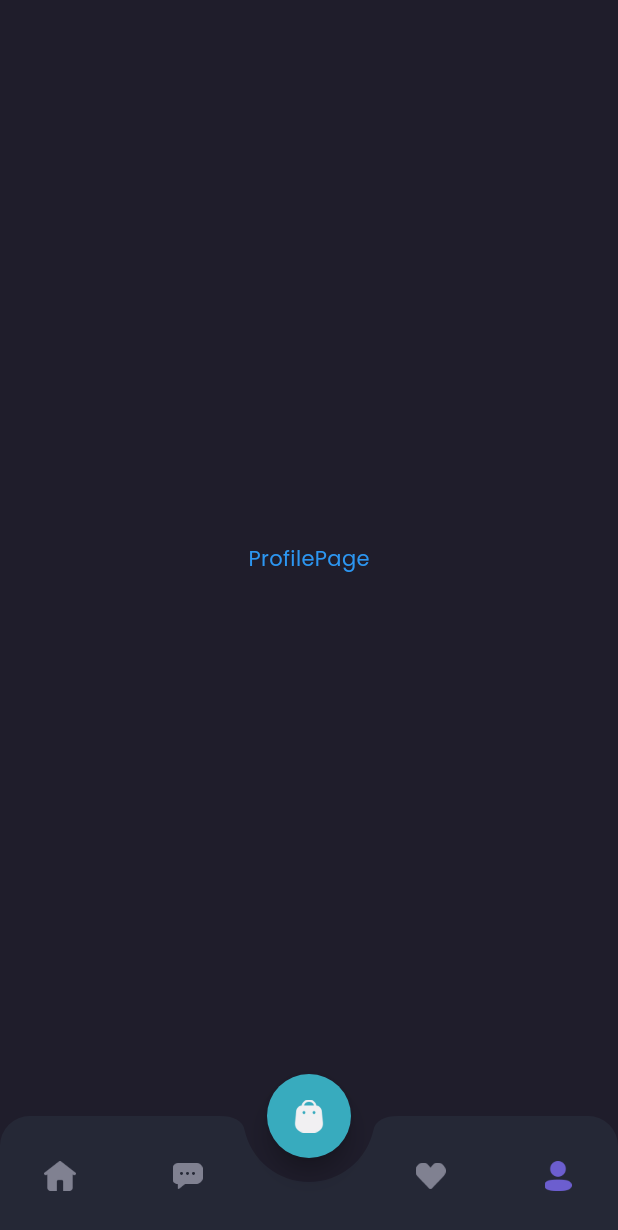
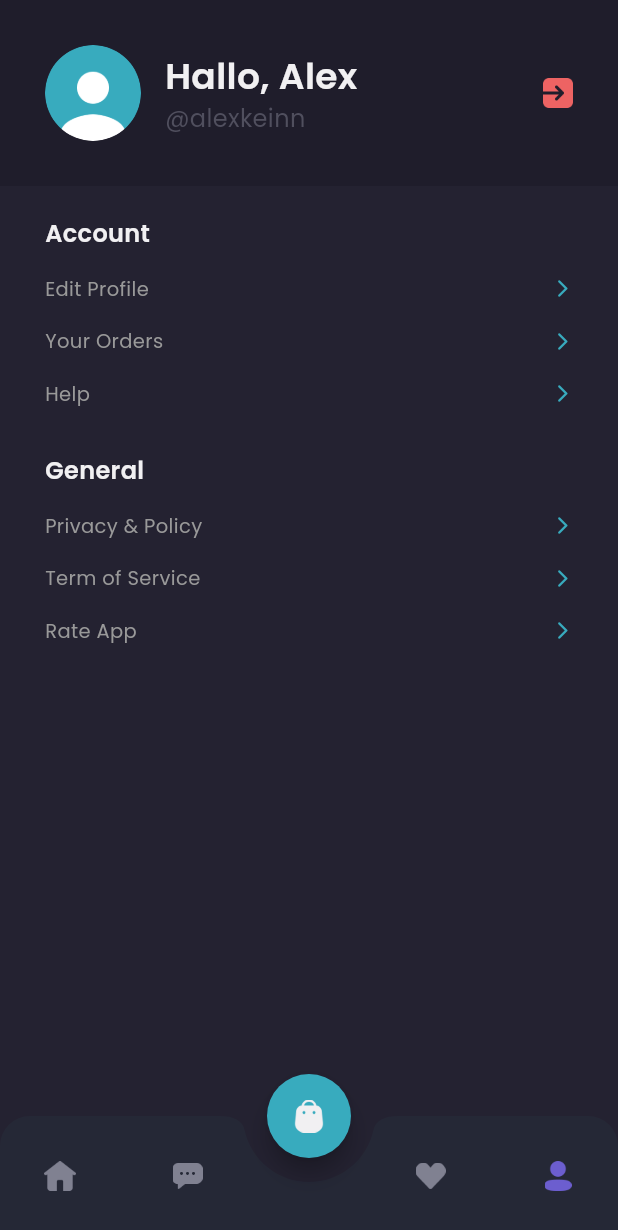
Before and after one commit to taunur/shamo-app, a Flutter app: the MainPage screen opened by its route, item 4 of the bottom bar chosen, on a phone screen of 412 x 824 dp. Shown: the top 1230 px of the screen. Run offline on Flutter 3.47's test engine with Material 3 defaults, Android fonts, the phone set to English and light mode, and no system bars; our stand-ins replace google_fonts.

Commit message:
Slicing halaman profile

```diff
--- a/lib/main.dart
+++ b/lib/main.dart
@@ -1,5 +1,6 @@
 import 'package:flutter/material.dart';
 import 'package:shamo_app/pages/detail_chat_page.dart';
+import 'package:shamo_app/pages/edit_profile_page.dart';
 import 'package:shamo_app/pages/home/main_page.dart';
 import 'package:shamo_app/pages/sign_in_page.dart';
 import 'package:shamo_app/pages/sign_up_page.dart';
@@ -21,7 +22,8 @@ class MyApp extends StatelessWidget {
         '/sign-in': (context) => const SignInPage(),
         '/sign-up': (context) => const SignUpPage(),
         '/home': (context) => const MainPage(),
-        '/chat': (context) => const DetailChatPage(),
+        '/detail-chat': (context) => const DetailChatPage(),
+        '/edit-profile': (context) => const EditProfilePage(),
       },
     );
   }
--- a/lib/pages/home/main_page.dart
+++ b/lib/pages/home/main_page.dart
@@ -121,7 +121,7 @@ class _MainPageState extends State<MainPage> {
     }
 
     return Scaffold(
-      backgroundColor: bgColor1,
+      backgroundColor: _currentIndex == 0 ? bgColor1 : bgColor3,
       floatingActionButton: cartButton(),
       floatingActionButtonLocation: FloatingActionButtonLocation.centerDocked,
       bottomNavigationBar: customBottomNav(),
--- a/lib/pages/home/profile_page.dart
+++ b/lib/pages/home/profile_page.dart
@@ -6,11 +6,151 @@ class ProfilePage extends StatelessWidget {
 
   @override
   Widget build(BuildContext context) {
-    return Center(
-      child: Text(
-        'ProfilePage',
-        style: priceTextStyle,
-      ),
+    // Header
+    Widget header() {
+      return AppBar(
+        backgroundColor: bgColor1,
+        automaticallyImplyLeading: false,
+        elevation: 0,
+        flexibleSpace: SafeArea(
+          child: Container(
+            padding: EdgeInsets.all(
+              defaultMargin,
+            ),
+            child: Row(
+              mainAxisAlignment: MainAxisAlignment.spaceBetween,
+              children: [
+                ClipOval(
+                  child: Image.asset(
+                    'assets/images/img_profile.png',
+                    width: 64,
+                  ),
+                ),
+                const SizedBox(
+                  width: 16,
+                ),
+                Expanded(
+                  child: Column(
+                    crossAxisAlignment: CrossAxisAlignment.start,
+                    children: [
+                      Text(
+                        'Hallo, Alex',
+                        style: primaryTextStyle.copyWith(
+                          fontSize: 24,
+                          fontWeight: semiBold,
+                        ),
+                      ),
+                      Text(
+                        "@alexkeinn",
+                        style: subtitleTextStlye.copyWith(
+                          fontSize: 16,
+                        ),
+                      ),
+                    ],
+                  ),
+                ),
+                GestureDetector(
+                  onTap: () {
+                    Navigator.pushNamedAndRemoveUntil(
+                      context,
+                      '/sign-in',
+                      (route) => false,
+                    );
+                  },
+                  child: Image.asset(
+                    'assets/images/btn_exit.png',
+                    height: 20,
+                  ),
+                )
+              ],
+            ),
+          ),
+        ),
+      );
+    }
+
+    // menu item
+    Widget menuItem(String text) {
+      return Container(
+        margin: const EdgeInsets.only(
+          top: 16,
+        ),
+        child: Row(
+          children: [
+            Expanded(
+              child: Text(
+                text,
+                style: secondaryTextStyle.copyWith(
+                  fontSize: 13,
+                ),
+              ),
+            ),
+            Icon(
+              Icons.arrow_forward_ios_rounded,
+              size: 14,
+              color: secondaryColor,
+            )
+          ],
+        ),
+      );
+    }
+
+    // content
+    Widget content() {
+      return Expanded(
+        child: SingleChildScrollView(
+          child: Container(
+            width: double.infinity,
+            padding: const EdgeInsets.symmetric(horizontal: 30),
+            decoration: BoxDecoration(
+              color: bgColor3,
+            ),
+            child: Column(
+              crossAxisAlignment: CrossAxisAlignment.start,
+              children: [
+                const SizedBox(
+                  height: 20,
+                ),
+                Text(
+                  "Account",
+                  style: primaryTextStyle.copyWith(
+                    fontSize: 16,
+                    fontWeight: semiBold,
+                  ),
+                ),
+                GestureDetector(
+                  onTap: () {
+                    Navigator.pushNamed(context, '/edit-profile');
+                  },
+                  child: menuItem('Edit Profile'),
+                ),
+                menuItem('Your Orders'),
+                menuItem('Help'),
+                const SizedBox(
+                  height: 30,
+                ),
+                Text(
+                  "General",
+                  style: primaryTextStyle.copyWith(
+                    fontSize: 16,
+                    fontWeight: semiBold,
+                  ),
+                ),
+                menuItem('Privacy & Policy'),
+                menuItem('Term of Service'),
+                menuItem('Rate App'),
+              ],
+            ),
+          ),
+        ),
+      );
+    }
+
+    return Column(
+      children: [
+        header(),
+        content(),
+      ],
     );
   }
 }
--- a/lib/widgets/chat_tile.dart
+++ b/lib/widgets/chat_tile.dart
@@ -8,7 +8,7 @@ class ChatTile extends StatelessWidget {
   Widget build(BuildContext context) {
     return GestureDetector(
       onTap: () {
-        Navigator.pushNamed(context, '/chat');
+        Navigator.pushNamed(context, '/detail-chat');
       },
       child: Container(
         margin: const EdgeInsets.only(top: 33),
```
Also changed, not shown: lib/pages/edit_profile_page.dart (added, +163 -0 lines).
